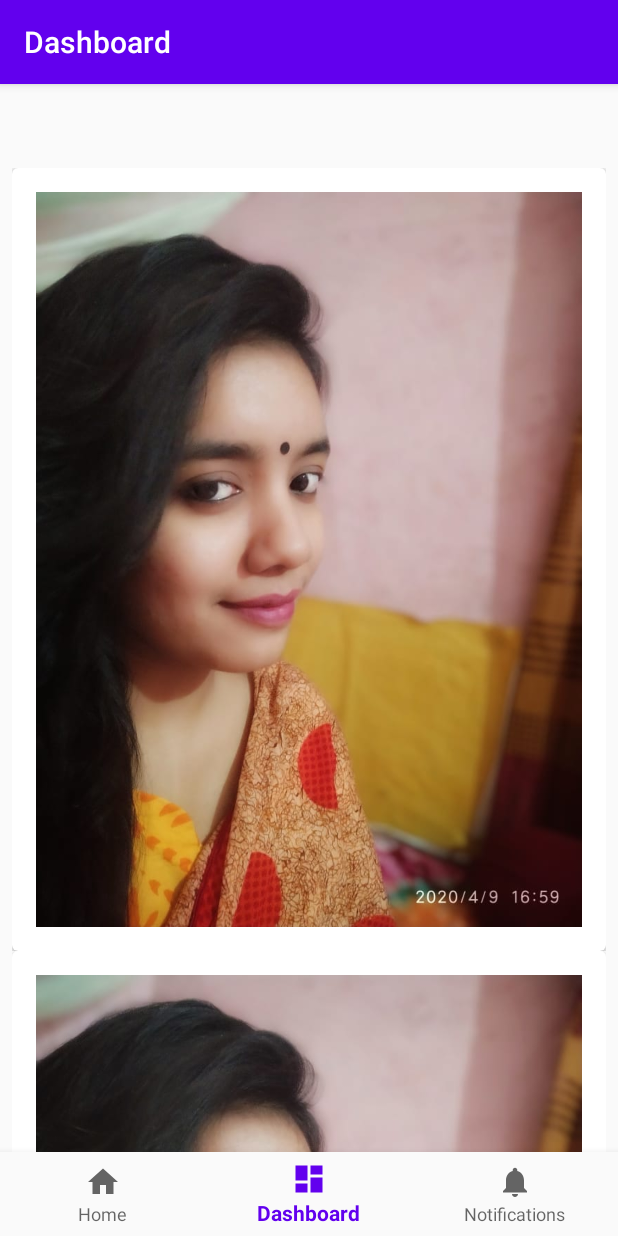
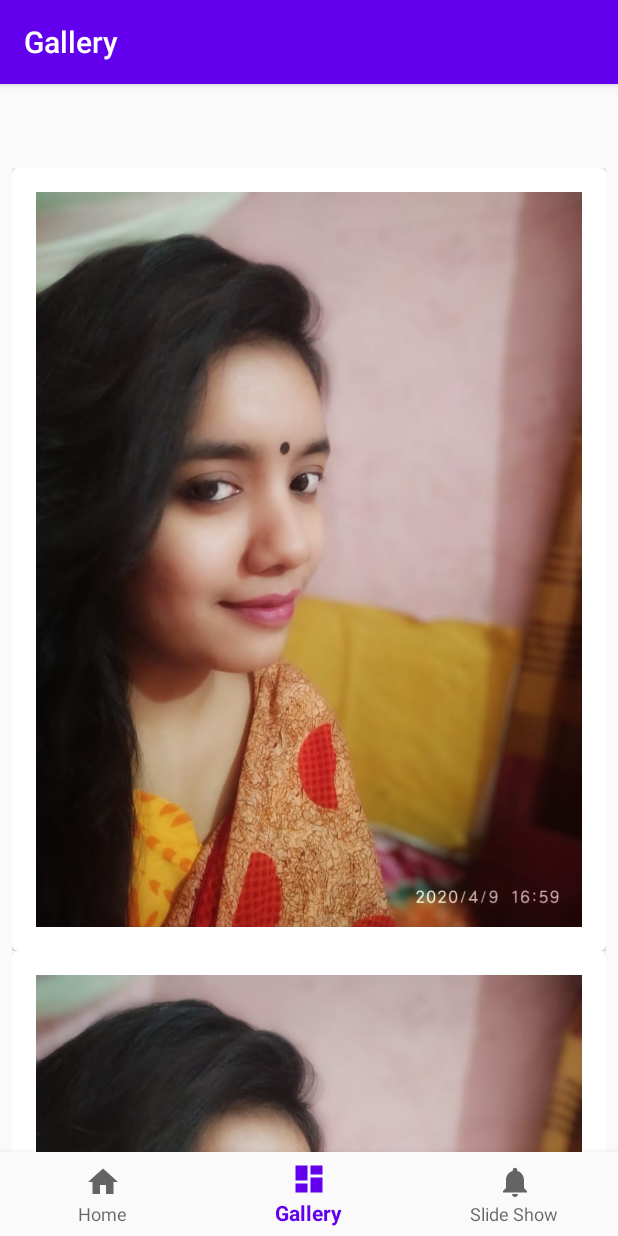
Before and after one commit to Imran4424/AndroidProject---BottomNav-Birthday, an Android app: the screen it shows after launch (MainActivity), item 2 of the bottom bar chosen, on a phone screen of 412 x 824 dp. Run offline under Robolectric (Android 15) with nearby library versions, the phone set to English and light mode, and no system bars; our stand-ins replace navigation-ui.

Commit message:
updating string

```diff
--- a/app/src/main/res/values/strings.xml
+++ b/app/src/main/res/values/strings.xml
@@ -1,7 +1,7 @@
 <resources>
     <string name="app_name">Happy Birthday</string>
     <string name="title_home">Home</string>
-    <string name="title_dashboard">Dashboard</string>
-    <string name="title_notifications">Notifications</string>
+    <string name="title_dashboard">Gallery</string>
+    <string name="title_notifications">Slide Show</string>
     <string name="next">Next</string>
 </resources>
```
